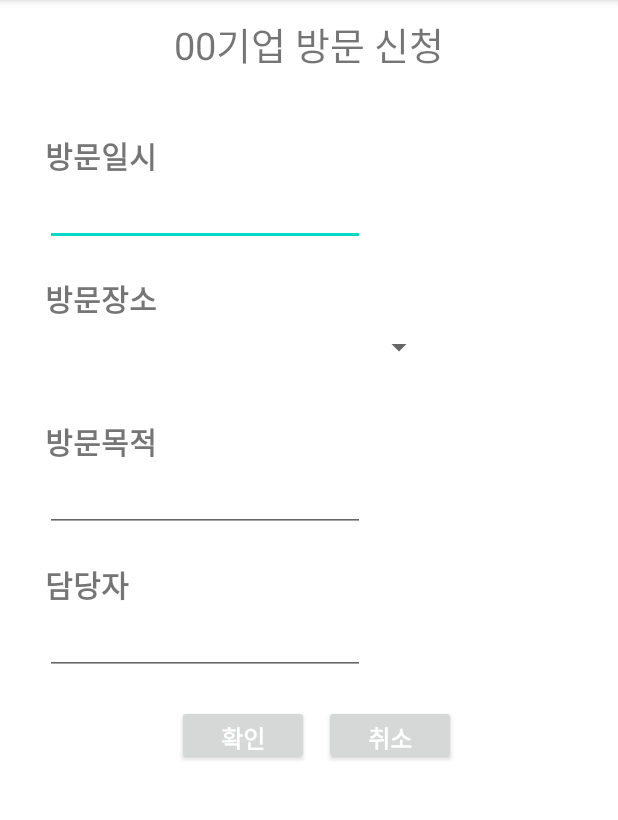
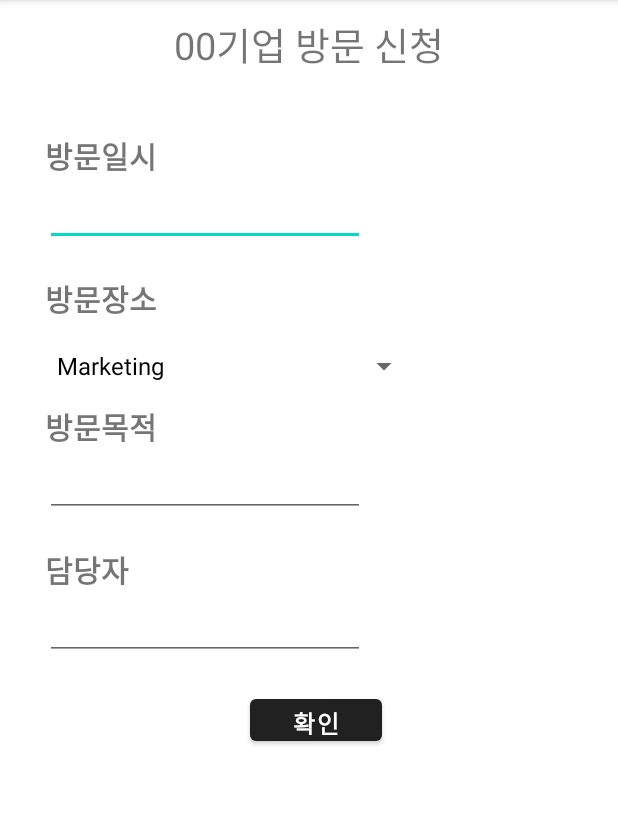
Before and after one commit to yewon918/VisitorManagement, an Android app: the reservations screen opened directly, with no data from a screen before it, on a phone screen of 412 x 824 dp, the part 84-904 px from its top. Run offline under Robolectric (Android 15) with nearby library versions, the light colour scheme and no system bars; our stand-ins replace Volley; network calls fail.

Commit message:
22.10.06 로그인 및 방문신청 구현

```diff
--- a/VisitManagement/app/src/main/java/com/example/visitmanagement/LoginRequest.java
+++ b/VisitManagement/app/src/main/java/com/example/visitmanagement/LoginRequest.java
@@ -10,8 +10,8 @@ public class LoginRequest extends StringRequest
     final static private String URL = "http://ferrydraw.dothome.co.kr/login.php";
     private Map<String, String> map;
 
-    public LoginRequest(String ID, String Password, Response.Listener<String> listener) {
-        super(Method.POST, URL, listener, null);
+    public LoginRequest(String ID, String Password, Response.Listener<String> listener, Response.ErrorListener errorListener) {
+        super(Method.POST, URL, listener, errorListener);
 
         map = new HashMap<>();
         map.put("ID",ID);
--- a/VisitManagement/app/src/main/java/com/example/visitmanagement/RegisterActivity.java
+++ b/VisitManagement/app/src/main/java/com/example/visitmanagement/RegisterActivity.java
@@ -56,9 +56,7 @@ public class RegisterActivity extends AppCompatActivity {
         et_phone=findViewById(R.id.et_phone);
         et_belong=findViewById(R.id.et_belong);
 
-//        tv_photo=findViewById(R.id.tv_photo);
         btn_upload = findViewById(R.id.btn_upload);
-
         imageview = (ImageView) findViewById(R.id.imageView);
 
         //업로드 버튼 클릭
@@ -115,7 +113,7 @@ public class RegisterActivity extends AppCompatActivity {
             };
 
             // 서버로 Volley를 이용해서 요청을 함.
-            RegisterRequest registerRequest = new RegisterRequest(ID, Password, Name, Phone_Num, Belonging, bitmap, responseListener,errorListener);
+            RegisterRequest registerRequest = new RegisterRequest(Name,ID, Password,  Phone_Num, Belonging, bitmap, responseListener,errorListener);
             RequestQueue queue = Volley.newRequestQueue(RegisterActivity.this);
             queue.add(registerRequest);
         });
--- a/VisitManagement/app/src/main/java/com/example/visitmanagement/RegisterRequest.java
+++ b/VisitManagement/app/src/main/java/com/example/visitmanagement/RegisterRequest.java
@@ -14,7 +14,7 @@ public class RegisterRequest extends StringRequest{
     private Map<String, String> map;
 
 
-    public RegisterRequest(String ID, String Password, String Name, String Phone_Num, String Belonging, Bitmap profileimage, Response.Listener<String> listener, Response.ErrorListener errorListener) {
+    public RegisterRequest(String Name,String ID, String Password,  String Phone_Num, String Belonging, Bitmap profileimage, Response.Listener<String> listener, Response.ErrorListener errorListener) {
         super(Method.POST, URL, listener, errorListener);
 
         map = new HashMap<>();
--- a/VisitManagement/app/src/main/java/com/example/visitmanagement/reservations.java
+++ b/VisitManagement/app/src/main/java/com/example/visitmanagement/reservations.java
@@ -1,40 +1,98 @@
 package com.example.visitmanagement;
 
 import android.content.Intent;
+import android.graphics.Bitmap;
 import android.os.Bundle;
+import android.util.Base64;
 import android.view.View;
 import android.widget.AdapterView;
 import android.widget.ArrayAdapter;
+import android.widget.Button;
+import android.widget.EditText;
 import android.widget.Spinner;
 import android.widget.TextView;
+import android.widget.Toast;
 
 import androidx.appcompat.app.AppCompatActivity;
+
+import com.android.volley.RequestQueue;
+import com.android.volley.Response;
+import com.android.volley.toolbox.Volley;
+
+import org.json.JSONException;
+import org.json.JSONObject;
+
+import java.io.ByteArrayOutputStream;
+
 public class reservations extends AppCompatActivity {
-    TextView textView;
-    String[] items={"부서1", "부서2", "부서3"};
-
+    Spinner spinner;
+    private EditText date, reason, person;
+    private Button btn_confirm;
     @Override
     protected void onCreate(Bundle savedInstanceState) {
         super.onCreate(savedInstanceState);
         setContentView(R.layout.activity_reservations);
 
+        //값 찾아주기
+        spinner = findViewById(R.id.spinner);
+        date=findViewById(R.id.date);
+        reason=findViewById(R.id.reason_text);
+        person=findViewById(R.id.person_text);
+        btn_confirm=findViewById(R.id.confirmbutton);
 
-        Spinner spinner=findViewById(R.id.spinner);
-        textView= findViewById(R.id.textView);
+        ///////////////방문장소 선택//////////////
+        ArrayAdapter monthAdapter = ArrayAdapter.createFromResource(this, R.array.place, android.R.layout.simple_spinner_dropdown_item);
+        monthAdapter.setDropDownViewResource(android.R.layout.simple_spinner_dropdown_item);
+        spinner.setAdapter(monthAdapter); //어댑터에 연결해줍니다.
 
-        ArrayAdapter<String> adapter= new ArrayAdapter<String>(
-                this, android.R.layout.simple_spinner_item,items);
-        adapter.setDropDownViewResource(android.R.layout.simple_spinner_item);
-        spinner.setAdapter(adapter);
         spinner.setOnItemSelectedListener(new AdapterView.OnItemSelectedListener() {
             @Override
-            public void onItemSelected(AdapterView<?> parent, View view, int position, long id) {
-                textView.setText(items[position]);
+            public void onItemSelected(AdapterView<?> adapterView, View view, int i, long l) {
+//                String Place = spinner.getSelectedItem().toString();
             }
 
             @Override
-            public void onNothingSelected(AdapterView<?> parent) {textView.setText("");}
+            public void onNothingSelected(AdapterView<?> adapterView) {
+
+            }
         });
+        ///////////////////////////////////////
+        //confirm버튼 클릭시
+        btn_confirm.setOnClickListener(view -> {
+            //editText에 입력되어 있는 값 get
+            String Date=date.getText().toString();
+            String Reason=reason.getText().toString();
+            String Person=person.getText().toString();
+            String Place = spinner.getSelectedItem().toString();
+
+            Response.Listener<String> responseListener= response -> {
+                try{
+                    JSONObject jsonObject=new JSONObject(response);
+                    boolean success=jsonObject.getBoolean("success");
+                    if(success){
+                        Toast.makeText(getApplicationContext(),"방문신청을 완료하였습니다.",Toast.LENGTH_SHORT).show();
+                        Intent intent=new Intent(reservations.this, menu.class);
+                        startActivity(intent);
+                    }else{
+                        Toast.makeText(getApplicationContext(), "방문신청에 실패하였습니다.", Toast.LENGTH_SHORT).show();
+                        return;
+                    }
+                }catch (JSONException e){
+                    e.printStackTrace();
+                }
+            };
+
+            Response.ErrorListener errorListener = error -> {
+                System.out.println(error.getMessage());
+            };
+
+            // 서버로 Volley를 이용해서 요청을 함.
+            ReservationRequest reservationRequest = new ReservationRequest(Date, Reason,Person,Place, responseListener,errorListener);
+            RequestQueue queue = Volley.newRequestQueue(reservations.this);
+            queue.add(reservationRequest);
+        });
+
+
     }
 
 }
--- a/VisitManagement/app/src/main/res/layout/activity_reservations.xml
+++ b/VisitManagement/app/src/main/res/layout/activity_reservations.xml
@@ -43,16 +43,6 @@
                 android:layout_marginRight="30dp"
                 android:orientation="vertical" >
 
-<!--                <TextView-->
-<!--                    android:id="@+id/signNametext"-->
-<!--                    android:layout_width="match_parent"-->
-<!--                    android:layout_height="wrap_content"-->
-<!--                    android:layout_marginBottom="5dp"-->
-<!--                    android:text=""-->
-<!--                    android:textSize="20dp"-->
-<!--                    android:textStyle="bold"-->
-<!--                    />-->
-
                 <TextView
                     android:id="@+id/date_text"
                     android:layout_width="match_parent"
@@ -83,18 +73,12 @@
                     android:layout_width="match_parent"
                     android:layout_height="wrap_content">
 
-                    <TextView
-                        android:id="@+id/placeView"
-                        android:layout_width="wrap_content"
-                        android:layout_height="40dp"
-                        android:layout_marginBottom="20dp"
-                        android:ems="15"
-                        android:text="" />
+
                     <Spinner
                         android:id="@+id/spinner"
-                        android:layout_centerHorizontal="true"
-                        android:layout_width="20dp"
-                        android:layout_height="wrap_content"
+                        android:layout_width="250dp"
+                        android:layout_height="50dp"
+                        android:dropDownWidth="200dp"
                         android:spinnerMode="dropdown"/>
 
 
@@ -145,7 +129,7 @@
                     android:gravity="center">
 
 
-                    <androidx.appcompat.widget.AppCompatButton
+                    <Button
                         android:id="@+id/confirmbutton"
                         android:layout_width="wrap_content"
                         android:layout_height="40dp"
@@ -154,15 +138,15 @@
                         android:textColor="#ffffff"
                         android:textSize="16sp"
                         android:textStyle="bold" />
-                    <androidx.appcompat.widget.AppCompatButton
-                        android:id="@+id/cancelbutton"
-                        android:layout_width="wrap_content"
-                        android:layout_height="40dp"
-                        android:layout_marginLeft="10dp"
-                        android:text="취소"
-                        android:textColor="#ffffff"
-                        android:textSize="16sp"
-                        android:textStyle="bold" />
+<!--                    <Button-->
+<!--                        android:id="@+id/cancelbutton"-->
+<!--                        android:layout_width="wrap_content"-->
+<!--                        android:layout_height="40dp"-->
+<!--                        android:layout_marginLeft="10dp"-->
+<!--                        android:text="취소"-->
+<!--                        android:textColor="#ffffff"-->
+<!--                        android:textSize="16sp"-->
+<!--                        android:textStyle="bold" />-->
                 </LinearLayout>
 
 
--- a/VisitManagement/app/src/main/res/values/array.xml
+++ b/VisitManagement/app/src/main/res/values/array.xml
@@ -1,13 +1,8 @@
 <?xml version="1.0" encoding="utf-8"?>
 <resources>
-    <string-array name="planets_array">
-        <item>Mercury</item>
-        <item>Venus</item>
-        <item>Earth</item>
-        <item>Mars</item>
-        <item>Jupiter</item>
-        <item>Saturn</item>
-        <item>Uranus</item>
-        <item>Neptune</item>
+    <string-array name="place">
+        <item>Marketing</item>
+        <item>IT</item>
+        <item>Management</item>
     </string-array>
 </resources>
```
Also changed, not shown: VisitManagement/app/src/main/java/com/example/visitmanagement/LoginActivity.java (+51 -62 lines), VisitManagement/app/src/main/java/com/example/visitmanagement/ReservationRequest.java (added, +30 -0 lines), VisitManagement/app/src/main/java/com/example/visitmanagement/mypage.java (+11 -0 lines), VisitManagement/app/src/main/res/layout/activity_mypage.xml (+29 -45 lines), 2 other files.
